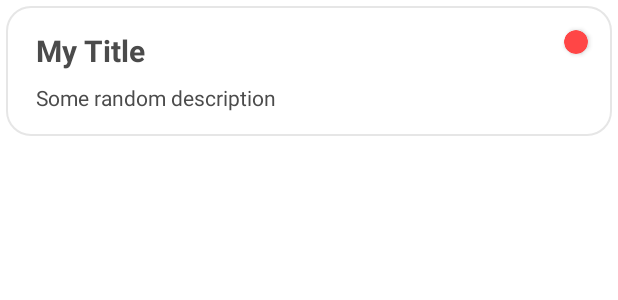
After one commit to A-Fares/ToDo-App, an Android app: the layout row_layout.xml on its own in the app's theme, with its tools: preview values and no code run, on a phone screen of 412 x 824 dp. The commit adds this screen. Shown: the top 300 px of the screen. Run offline under Robolectric (Android 15) with nearby library versions, the phone set to English and light mode, and no system bars.

Commit message:
Init ToDo List with RecyclerView

```diff
--- a/app/src/main/java/com/afares/todo/data/viewmodel/ToDoViewModel.kt
+++ b/app/src/main/java/com/afares/todo/data/viewmodel/ToDoViewModel.kt
@@ -18,7 +18,7 @@ class ToDoViewModel(application: Application) : AndroidViewModel(application) {
 
     private val repository: ToDoRepository
 
-    private val getAllData: LiveData<List<ToDoData>>
+     val getAllData: LiveData<List<ToDoData>>
 
     init {
         repository = ToDoRepository(toDoDao)
--- a/app/src/main/res/layout/fragment_list.xml
+++ b/app/src/main/res/layout/fragment_list.xml
@@ -7,8 +7,10 @@
 
     <androidx.recyclerview.widget.RecyclerView
         android:id="@+id/recyclerView"
-        android:layout_width="match_parent"
-        android:layout_height="wrap_content"
+        android:layout_width="0dp"
+        android:layout_height="0dp"
+        android:clipToPadding="false"
+        android:paddingTop="8dp"
         app:layout_constraintBottom_toBottomOf="parent"
         app:layout_constraintEnd_toEndOf="parent"
         app:layout_constraintHorizontal_bias="0.5"
--- /dev/null
+++ b/app/src/main/res/layout/row_layout.xml
@@ -0,0 +1,62 @@
+<?xml version="1.0" encoding="utf-8"?>
+<androidx.constraintlayout.widget.ConstraintLayout xmlns:android="http://schemas.android.com/apk/res/android"
+    xmlns:app="http://schemas.android.com/apk/res-auto"
+    android:layout_width="match_parent"
+    android:layout_height="wrap_content"
+    android:layout_margin="4dp">
+
+    <androidx.constraintlayout.widget.ConstraintLayout
+        android:id="@+id/row_background"
+        android:layout_width="match_parent"
+        android:layout_height="wrap_content"
+        android:background="@drawable/item_background"
+        app:layout_constraintBottom_toBottomOf="parent"
+        app:layout_constraintEnd_toEndOf="parent"
+        app:layout_constraintHorizontal_bias="0.5"
+        app:layout_constraintStart_toStartOf="parent"
+        app:layout_constraintTop_toTopOf="parent">
+
+        <androidx.cardview.widget.CardView
+            android:id="@+id/priority_indicator"
+            android:layout_width="16dp"
+            android:layout_height="16dp"
+            android:layout_marginTop="16dp"
+            android:layout_marginEnd="16dp"
+            app:cardBackgroundColor="@color/red"
+            app:cardCornerRadius="100dp"
+            app:layout_constraintEnd_toEndOf="parent"
+            app:layout_constraintTop_toTopOf="parent" />
+
+        <TextView
+            android:id="@+id/title_txt"
+            android:layout_width="wrap_content"
+            android:layout_height="wrap_content"
+            android:layout_marginStart="20dp"
+            android:layout_marginTop="16dp"
+            android:maxLength="20"
+            android:text="@string/my_title"
+            android:textColor="@color/darkGray"
+            android:textSize="20sp"
+            android:textStyle="bold"
+            app:layout_constraintStart_toStartOf="parent"
+            app:layout_constraintTop_toTopOf="parent" />
+
+        <TextView
+            android:id="@+id/description_txt"
+            android:layout_width="0dp"
+            android:layout_height="wrap_content"
+            android:layout_marginTop="8dp"
+            android:layout_marginEnd="16dp"
+            android:layout_marginBottom="16dp"
+            android:maxLength="300"
+            android:maxLines="10"
+            android:text="@string/some_random_description"
+            android:textColor="@color/darkGray"
+            app:layout_constraintBottom_toBottomOf="parent"
+            app:layout_constraintEnd_toEndOf="parent"
+            app:layout_constraintHorizontal_bias="0.0"
+            app:layout_constraintStart_toStartOf="@+id/title_txt"
+            app:layout_constraintTop_toBottomOf="@+id/title_txt" />
+
+    </androidx.constraintlayout.widget.ConstraintLayout>
+</androidx.constraintlayout.widget.ConstraintLayout>
--- a/app/src/main/res/values/strings.xml
+++ b/app/src/main/res/values/strings.xml
@@ -14,6 +14,8 @@
     <string name="add">Add</string>
     <string name="save">Save</string>
     <string name="delete">delete</string>
+    <string name="my_title">My Title</string>
+    <string name="some_random_description">Some random description</string>
     <string-array name="priorities">
         <item>High Priority</item>
         <item>Medium Priority</item>
```
Also changed, not shown: app/src/main/java/com/afares/todo/fragments/list/ListAdapter.kt (added, +59 -0 lines), app/src/main/java/com/afares/todo/fragments/list/ListFragment.kt (+18 -0 lines).
